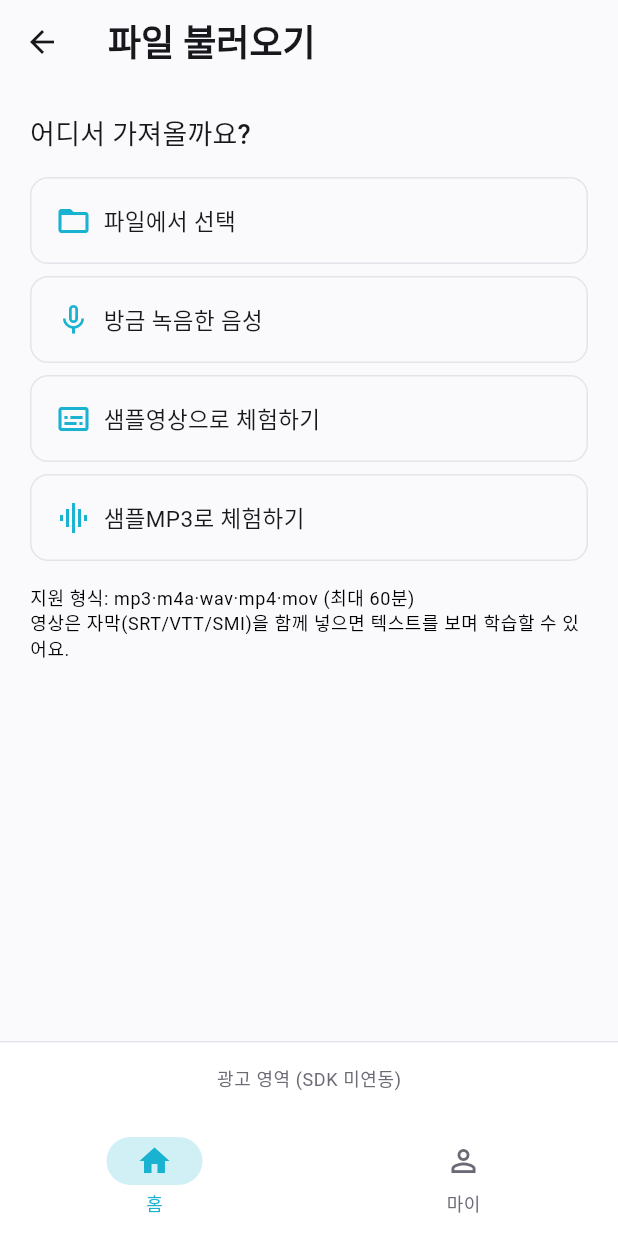
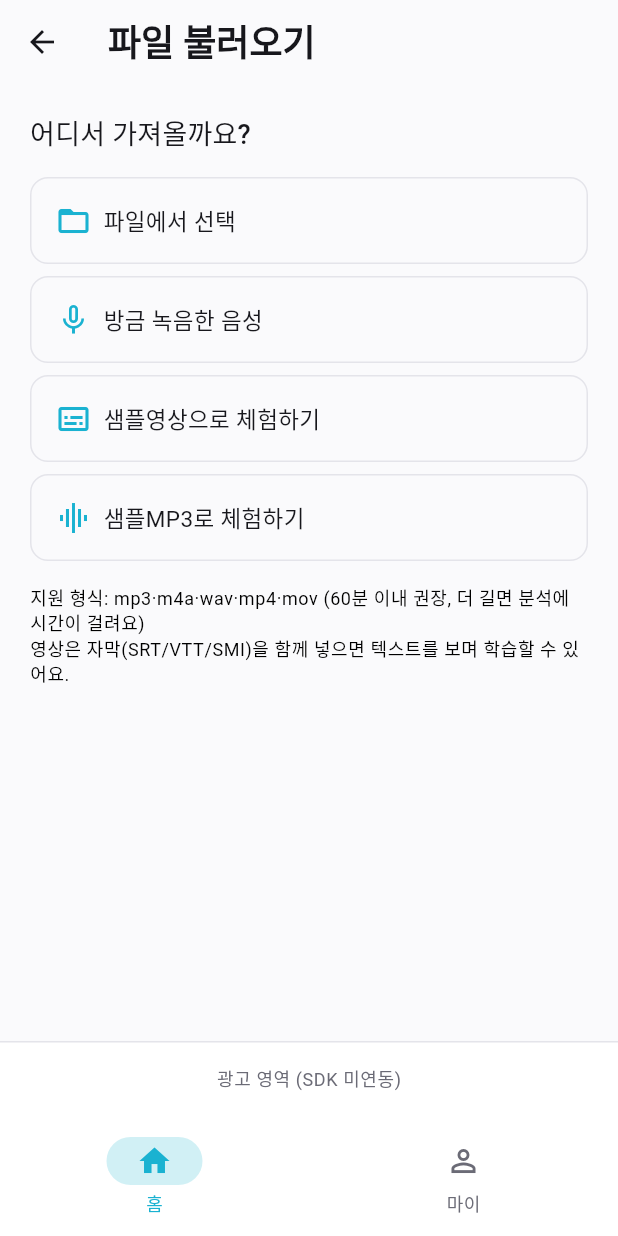
Before and after one commit to eduarmy7/shadowing-lab, a Flutter app: the FileUploadScreen screen opened by its route, on a phone screen of 412 x 824 dp. Run offline on Flutter 3.47's test engine with Material 3 defaults, Android fonts, the phone set to English and light mode, and no system bars; our stand-ins replace audio_service, equatable, file_picker, flutter_local_notifications, flutter_riverpod, go_router and 5 more; accounts and stored records are empty; generated files the repository leaves out were written again; Roboto replaces fonts that are missing (Pretendard).

Commit message:
마이 탭에 언어 항목 분리, 파일 길이 안내 문구 현실화
- 화면(라이트/다크) 설정에서 언어를 별도 메뉴(언어)로 분리해
  마이 탭에 학습 기본값/알림 설정/화면/언어/계정 5개 항목으로 노출
- 업로드 안내·FAQ의 "최대 60분" 표현을 "60분 이내 권장, 더 길면
  시간이 걸릴 수 있음" 식으로 수정 — 실제로는 하드 제한이 없고
  118분 파일도 정상 동작한 것을 반영, 3시간 이상은 분할 안내 추가

```diff
--- a/02_app_code/lib/core/router/app_router.dart
+++ b/02_app_code/lib/core/router/app_router.dart
@@ -9,6 +9,7 @@ import '../../presentation/home/sentence_edit_screen.dart';
 import '../../presentation/my/account_screen.dart';
 import '../../presentation/my/customer_support_screen.dart';
 import '../../presentation/my/display_settings_screen.dart';
+import '../../presentation/my/language_settings_screen.dart';
 import '../../presentation/my/learning_defaults_screen.dart';
 import '../../presentation/my/learning_history_screen.dart';
 import '../../presentation/my/my_home_screen.dart';
@@ -68,6 +69,10 @@ final appRouterProvider = Provider<GoRouter>((ref) {
                   path: 'settings/display',
                   builder: (context, state) => const DisplaySettingsScreen(),
                 ),
+                GoRoute(
+                  path: 'settings/language',
+                  builder: (context, state) => const LanguageSettingsScreen(),
+                ),
                 GoRoute(path: 'settings/account', builder: (context, state) => const AccountScreen()),
                 GoRoute(path: 'support', builder: (context, state) => const CustomerSupportScreen()),
                 GoRoute(path: 'support/terms', builder: (context, state) => const TermsOfServiceScreen()),
--- a/02_app_code/lib/l10n/app_en.arb
+++ b/02_app_code/lib/l10n/app_en.arb
@@ -81,7 +81,7 @@
   "comingSoonFeature": "This feature is coming soon",
   "trySampleVideo": "Try a Sample Video",
   "trySampleMp3": "Try a Sample MP3",
-  "supportedFormats": "Supported formats: mp3·m4a·wav·mp4·mov (up to 60 min)\nFor video, add subtitles (SRT/VTT/SMI) to study with text on screen.",
+  "supportedFormats": "Supported formats: mp3·m4a·wav·mp4·mov (60 min or less recommended; longer files take more time to analyze)\nFor video, add subtitles (SRT/VTT/SMI) to study with text on screen.",
   "genericError": "Something went wrong",
   "videoFallbackLabel": "Video",
   "pickedFileTitle": "You picked {fileName}",
@@ -199,7 +199,7 @@
   "faqQ2": "What subtitle formats are supported?",
   "faqA2": "SRT, VTT, and SMI. If subtitles are attached, we use their timing directly instead of analyzing silence, which is much faster.",
   "faqQ3": "How long can a file be?",
-  "faqA3": "Up to 60 minutes for both audio and video.",
+  "faqA3": "Files under 60 minutes upload quickly. Longer files can still be analyzed, but it may take more time. If uploading fails, please try again — for very long files (3+ hours), splitting them into parts is recommended.",
   "faqQ4": "Analysis is taking a long time.",
   "faqA4": "Audio-only files without subtitles need real silence detection, which takes longer for longer files. Attaching subtitles (SRT/VTT/SMI) speeds this up a lot.",
   "faqQ5": "How do I remove ads?",
--- a/02_app_code/lib/l10n/app_ja.arb
+++ b/02_app_code/lib/l10n/app_ja.arb
@@ -81,7 +81,7 @@
   "comingSoonFeature": "準備中の機能です",
   "trySampleVideo": "サンプル動画で体験する",
   "trySampleMp3": "サンプルMP3で体験する",
-  "supportedFormats": "対応形式：mp3・m4a・wav・mp4・mov（最大60分）\n動画は字幕（SRT/VTT/SMI）を追加すると、テキストを見ながら学習できます。",
+  "supportedFormats": "対応形式：mp3・m4a・wav・mp4・mov（60分以内推奨、長いファイルは解析に時間がかかります）\n動画は字幕（SRT/VTT/SMI）を追加すると、テキストを見ながら学習できます。",
   "genericError": "エラーが発生しました",
   "videoFallbackLabel": "動画",
   "pickedFileTitle": "{fileName} を選択しました",
@@ -199,7 +199,7 @@
   "faqQ2": "対応している字幕形式は？",
   "faqA2": "SRT・VTT・SMIに対応しています。字幕があれば無音区間の解析をせず、字幕のタイミングをそのまま使うため、はるかに速く処理できます。",
   "faqQ3": "ファイルの長さの上限は？",
-  "faqA3": "音声・動画とも最大60分まで対応しています。",
+  "faqA3": "60分以内なら素早くアップロードできます。それより長くても解析は可能ですが、時間がかかることがあります。読み込みに失敗した場合はもう一度お試しください。3時間を超えるような長いファイルは分割してアップロードしてください。",
   "faqQ4": "解析にとても時間がかかります。",
   "faqA4": "字幕のない音声ファイルは実際の無音区間を検出する必要があり、ファイルが長いほど時間がかかります。字幕（SRT/VTT/SMI）を一緒に入れると大幅に速くなります。",
   "faqQ5": "広告を消すにはどうすればいいですか？",
--- a/02_app_code/lib/l10n/app_ko.arb
+++ b/02_app_code/lib/l10n/app_ko.arb
@@ -81,7 +81,7 @@
   "comingSoonFeature": "준비 중인 기능이에요",
   "trySampleVideo": "샘플영상으로 체험하기",
   "trySampleMp3": "샘플MP3로 체험하기",
-  "supportedFormats": "지원 형식: mp3·m4a·wav·mp4·mov (최대 60분)\n영상은 자막(SRT/VTT/SMI)을 함께 넣으면 텍스트를 보며 학습할 수 있어요.",
+  "supportedFormats": "지원 형식: mp3·m4a·wav·mp4·mov (60분 이내 권장, 더 길면 분석에 시간이 걸려요)\n영상은 자막(SRT/VTT/SMI)을 함께 넣으면 텍스트를 보며 학습할 수 있어요.",
   "genericError": "오류가 발생했어요",
   "videoFallbackLabel": "영상",
   "pickedFileTitle": "{fileName} 을(를) 골랐어요",
@@ -199,7 +199,7 @@
   "faqQ2": "자막 파일은 어떤 형식을 지원하나요?",
   "faqA2": "SRT, VTT, SMI 세 가지 형식을 지원해요. 자막이 있으면 무음 구간을 분석하지 않고 자막 타이밍을 그대로 써서 훨씬 빠르게 문장이 나뉘어요.",
   "faqQ3": "파일은 얼마나 길게 올릴 수 있나요?",
-  "faqA3": "음성/영상 모두 최대 60분까지 지원해요.",
+  "faqA3": "60분 이내는 빠르게 올라가요. 그보다 길어도 분석은 가능하지만 시간이 더 걸릴 수 있어요. 불러오기에 실패하면 다시 시도해보시고, 3시간이 넘는 아주 긴 파일은 나눠서 올려주세요.",
   "faqQ4": "분석이 너무 오래 걸려요.",
   "faqA4": "자막 없는 음성 파일은 실제 무음 구간을 찾아야 해서 파일이 길수록 오래 걸릴 수 있어요. 같은 파일에 자막(SRT/VTT/SMI)을 함께 넣으면 훨씬 빨라져요.",
   "faqQ5": "광고를 없애려면 어떻게 하나요?",
--- a/02_app_code/lib/presentation/my/my_home_screen.dart
+++ b/02_app_code/lib/presentation/my/my_home_screen.dart
@@ -99,6 +99,7 @@ class MyHomeScreen extends ConsumerWidget {
               label: l10n.sectionLearningDefaults, onTap: () => context.push('/my/settings/learning-defaults')),
           _MenuTile(label: l10n.notificationSettings, onTap: () => context.push('/my/settings/notifications')),
           _MenuTile(label: l10n.displaySettings, onTap: () => context.push('/my/settings/display')),
+          _MenuTile(label: l10n.language, onTap: () => context.push('/my/settings/language')),
           _MenuTile(label: l10n.accountLabel, onTap: () => context.push('/my/settings/account')),
           _MenuTile(label: l10n.customerSupport, onTap: () => context.push('/my/support')),
           const Divider(height: AppSpacing.lg),
--- a/ttara_runner/lib/core/router/app_router.dart
+++ b/ttara_runner/lib/core/router/app_router.dart
@@ -9,6 +9,7 @@ import '../../presentation/home/sentence_edit_screen.dart';
 import '../../presentation/my/account_screen.dart';
 import '../../presentation/my/customer_support_screen.dart';
 import '../../presentation/my/display_settings_screen.dart';
+import '../../presentation/my/language_settings_screen.dart';
 import '../../presentation/my/learning_defaults_screen.dart';
 import '../../presentation/my/learning_history_screen.dart';
 import '../../presentation/my/my_home_screen.dart';
@@ -68,6 +69,10 @@ final appRouterProvider = Provider<GoRouter>((ref) {
                   path: 'settings/display',
                   builder: (context, state) => const DisplaySettingsScreen(),
                 ),
+                GoRoute(
+                  path: 'settings/language',
+                  builder: (context, state) => const LanguageSettingsScreen(),
+                ),
                 GoRoute(path: 'settings/account', builder: (context, state) => const AccountScreen()),
                 GoRoute(path: 'support', builder: (context, state) => const CustomerSupportScreen()),
                 GoRoute(path: 'support/terms', builder: (context, state) => const TermsOfServiceScreen()),
--- a/ttara_runner/lib/l10n/app_en.arb
+++ b/ttara_runner/lib/l10n/app_en.arb
@@ -81,7 +81,7 @@
   "comingSoonFeature": "This feature is coming soon",
   "trySampleVideo": "Try a Sample Video",
   "trySampleMp3": "Try a Sample MP3",
-  "supportedFormats": "Supported formats: mp3·m4a·wav·mp4·mov (up to 60 min)\nFor video, add subtitles (SRT/VTT/SMI) to study with text on screen.",
+  "supportedFormats": "Supported formats: mp3·m4a·wav·mp4·mov (60 min or less recommended; longer files take more time to analyze)\nFor video, add subtitles (SRT/VTT/SMI) to study with text on screen.",
   "genericError": "Something went wrong",
   "videoFallbackLabel": "Video",
   "pickedFileTitle": "You picked {fileName}",
@@ -199,7 +199,7 @@
   "faqQ2": "What subtitle formats are supported?",
   "faqA2": "SRT, VTT, and SMI. If subtitles are attached, we use their timing directly instead of analyzing silence, which is much faster.",
   "faqQ3": "How long can a file be?",
-  "faqA3": "Up to 60 minutes for both audio and video.",
+  "faqA3": "Files under 60 minutes upload quickly. Longer files can still be analyzed, but it may take more time. If uploading fails, please try again — for very long files (3+ hours), splitting them into parts is recommended.",
   "faqQ4": "Analysis is taking a long time.",
   "faqA4": "Audio-only files without subtitles need real silence detection, which takes longer for longer files. Attaching subtitles (SRT/VTT/SMI) speeds this up a lot.",
   "faqQ5": "How do I remove ads?",
--- a/ttara_runner/lib/l10n/app_ja.arb
+++ b/ttara_runner/lib/l10n/app_ja.arb
@@ -81,7 +81,7 @@
   "comingSoonFeature": "準備中の機能です",
   "trySampleVideo": "サンプル動画で体験する",
   "trySampleMp3": "サンプルMP3で体験する",
-  "supportedFormats": "対応形式：mp3・m4a・wav・mp4・mov（最大60分）\n動画は字幕（SRT/VTT/SMI）を追加すると、テキストを見ながら学習できます。",
+  "supportedFormats": "対応形式：mp3・m4a・wav・mp4・mov（60分以内推奨、長いファイルは解析に時間がかかります）\n動画は字幕（SRT/VTT/SMI）を追加すると、テキストを見ながら学習できます。",
   "genericError": "エラーが発生しました",
   "videoFallbackLabel": "動画",
   "pickedFileTitle": "{fileName} を選択しました",
@@ -199,7 +199,7 @@
   "faqQ2": "対応している字幕形式は？",
   "faqA2": "SRT・VTT・SMIに対応しています。字幕があれば無音区間の解析をせず、字幕のタイミングをそのまま使うため、はるかに速く処理できます。",
   "faqQ3": "ファイルの長さの上限は？",
-  "faqA3": "音声・動画とも最大60分まで対応しています。",
+  "faqA3": "60分以内なら素早くアップロードできます。それより長くても解析は可能ですが、時間がかかることがあります。読み込みに失敗した場合はもう一度お試しください。3時間を超えるような長いファイルは分割してアップロードしてください。",
   "faqQ4": "解析にとても時間がかかります。",
   "faqA4": "字幕のない音声ファイルは実際の無音区間を検出する必要があり、ファイルが長いほど時間がかかります。字幕（SRT/VTT/SMI）を一緒に入れると大幅に速くなります。",
   "faqQ5": "広告を消すにはどうすればいいですか？",
--- a/ttara_runner/lib/l10n/app_ko.arb
+++ b/ttara_runner/lib/l10n/app_ko.arb
@@ -81,7 +81,7 @@
   "comingSoonFeature": "준비 중인 기능이에요",
   "trySampleVideo": "샘플영상으로 체험하기",
   "trySampleMp3": "샘플MP3로 체험하기",
-  "supportedFormats": "지원 형식: mp3·m4a·wav·mp4·mov (최대 60분)\n영상은 자막(SRT/VTT/SMI)을 함께 넣으면 텍스트를 보며 학습할 수 있어요.",
+  "supportedFormats": "지원 형식: mp3·m4a·wav·mp4·mov (60분 이내 권장, 더 길면 분석에 시간이 걸려요)\n영상은 자막(SRT/VTT/SMI)을 함께 넣으면 텍스트를 보며 학습할 수 있어요.",
   "genericError": "오류가 발생했어요",
   "videoFallbackLabel": "영상",
   "pickedFileTitle": "{fileName} 을(를) 골랐어요",
@@ -199,7 +199,7 @@
   "faqQ2": "자막 파일은 어떤 형식을 지원하나요?",
   "faqA2": "SRT, VTT, SMI 세 가지 형식을 지원해요. 자막이 있으면 무음 구간을 분석하지 않고 자막 타이밍을 그대로 써서 훨씬 빠르게 문장이 나뉘어요.",
   "faqQ3": "파일은 얼마나 길게 올릴 수 있나요?",
-  "faqA3": "음성/영상 모두 최대 60분까지 지원해요.",
+  "faqA3": "60분 이내는 빠르게 올라가요. 그보다 길어도 분석은 가능하지만 시간이 더 걸릴 수 있어요. 불러오기에 실패하면 다시 시도해보시고, 3시간이 넘는 아주 긴 파일은 나눠서 올려주세요.",
   "faqQ4": "분석이 너무 오래 걸려요.",
   "faqA4": "자막 없는 음성 파일은 실제 무음 구간을 찾아야 해서 파일이 길수록 오래 걸릴 수 있어요. 같은 파일에 자막(SRT/VTT/SMI)을 함께 넣으면 훨씬 빨라져요.",
   "faqQ5": "광고를 없애려면 어떻게 하나요?",
--- a/ttara_runner/lib/presentation/my/my_home_screen.dart
+++ b/ttara_runner/lib/presentation/my/my_home_screen.dart
@@ -99,6 +99,7 @@ class MyHomeScreen extends ConsumerWidget {
               label: l10n.sectionLearningDefaults, onTap: () => context.push('/my/settings/learning-defaults')),
           _MenuTile(label: l10n.notificationSettings, onTap: () => context.push('/my/settings/notifications')),
           _MenuTile(label: l10n.displaySettings, onTap: () => context.push('/my/settings/display')),
+          _MenuTile(label: l10n.language, onTap: () => context.push('/my/settings/language')),
           _MenuTile(label: l10n.accountLabel, onTap: () => context.push('/my/settings/account')),
           _MenuTile(label: l10n.customerSupport, onTap: () => context.push('/my/support')),
           const Divider(height: AppSpacing.lg),
```
Also changed, not shown: 02_app_code/lib/presentation/my/display_settings_screen.dart (+3 -15 lines), 02_app_code/lib/presentation/my/language_settings_screen.dart (added, +46 -0 lines), ttara_runner/lib/presentation/my/display_settings_screen.dart (+3 -15 lines), ttara_runner/lib/presentation/my/language_settings_screen.dart (added, +46 -0 lines).
